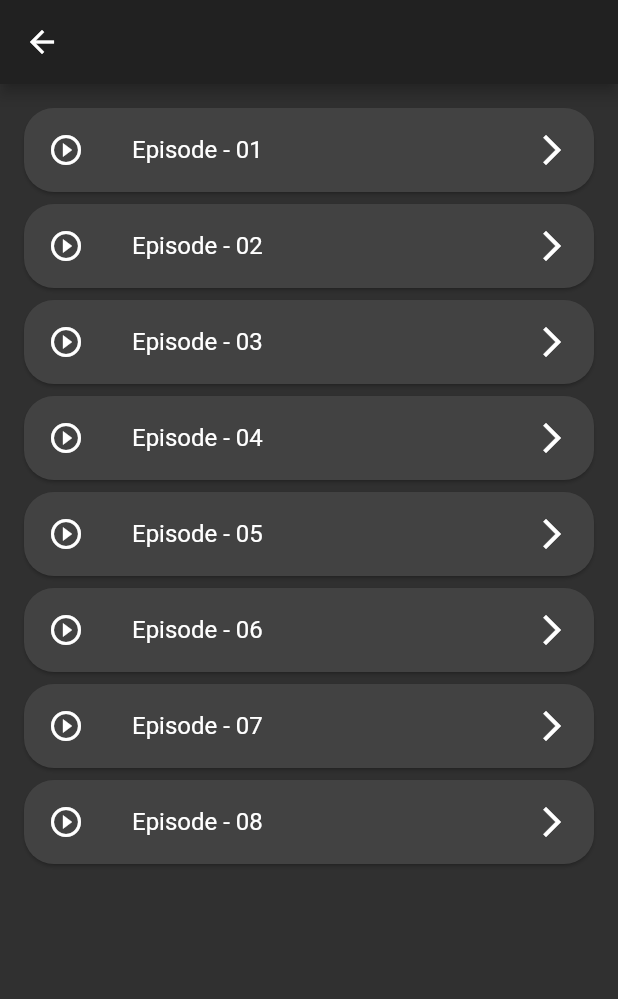
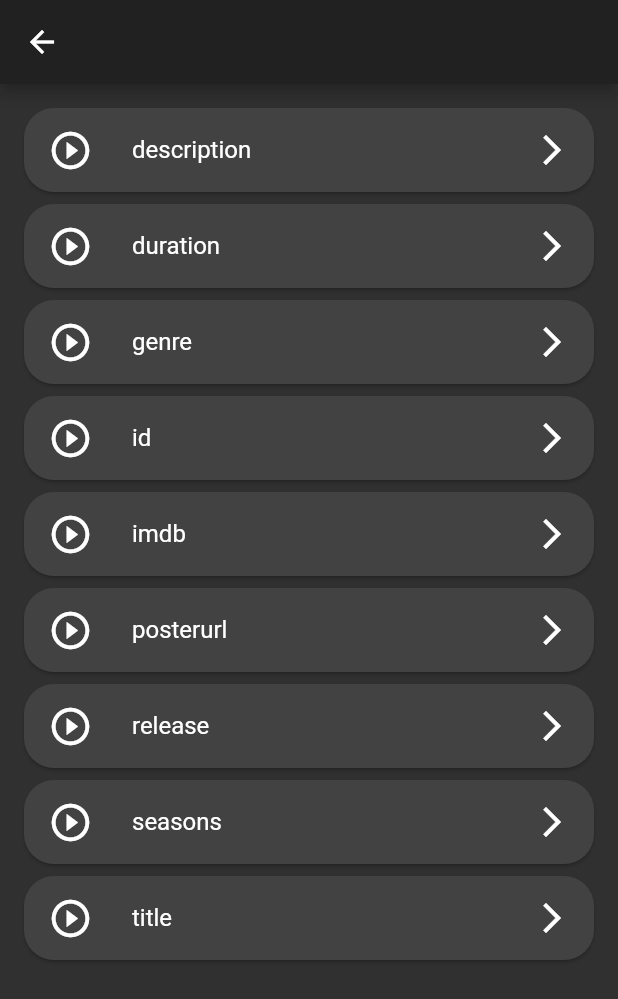
Before and after one commit to devanshu9750/FreeFlix, a Flutter app: the AnimeEpisodeList screen opened directly with empty values, on a phone screen of 412 x 824 dp. Shown: the top 999 px of the screen. Run offline on Flutter 3.47's test engine with Material 2 defaults, Android fonts, the light colour scheme and no system bars; drawn by our look-alikes of velocity_x; our stand-ins replace firebase_core, firebase_database; missing offline and left inert: flutter_inappwebview; accounts and stored records are empty.

Commit message:
anime search delegate

```diff
--- a/lib/screens/anime/AnimeEpisodeList.dart
+++ b/lib/screens/anime/AnimeEpisodeList.dart
@@ -10,37 +10,40 @@ class AnimeEpisodeList extends StatelessWidget {
 
   @override
   Widget build(BuildContext context) {
+    List<Map> finalData = [];
+    data.forEach((key, value) {
+      finalData.add({"title": key, "id": value});
+    });
+    finalData.sort((a, b) => a['title'].compareTo(b["title"]));
     return Scaffold(
       appBar: AppBar(
         title: title.text.make(),
       ),
-      body: ListView.builder(
-        itemCount: data.length,
-        itemBuilder: (context, index) => GestureDetector(
+      body: VStack(finalData
+              .map((e) => GestureDetector(
                     onTap: () {
                       Navigator.of(context).push(MaterialPageRoute(
                         builder: (context) => PlayVideo(
-                id: data["Episode - " +
-                    (((index + 1) < 10)
-                        ? "0" + (index + 1).toString()
-                        : (index + 1).toString())],
+                          id: e['id'],
                         ),
                       ));
                     },
                     child: Card(
-            shape:
-                RoundedRectangleBorder(borderRadius: BorderRadius.circular(20)),
+                      shape: RoundedRectangleBorder(
+                          borderRadius: BorderRadius.circular(20)),
                       child: ListTile(
+                        title: Text(e['title']),
+                        leading: Icon(
+                          Icons.play_circle_outline,
+                          size: 30,
+                        ),
                         trailing: Icon(Icons.arrow_forward_ios),
-              leading: Icon(Icons.play_circle_outline),
-              title: Text("Episode - " +
-                  (((index + 1) < 10)
-                      ? '0' + (index + 1).toString()
-                      : (index + 1).toString())),
                       ),
                     ),
-        ),
-      ).p12(),
+                  ))
+              .toList())
+          .scrollVertical()
+          .p12(),
     );
   }
 }
```
Also changed, not shown: lib/backend/AnimeSearchDelegate.dart (added, +110 -0 lines), lib/components/AnimeComponent.dart (+8 -10 lines), lib/screens/anime/AnimeCategory.dart (+4 -4 lines), lib/screens/home/Home.dart (+17 -1 lines), lib/screens/videoplayer/PlayVideo.dart (+9 -2 lines). Lines whose indentation alone changed are shown as unchanged.
